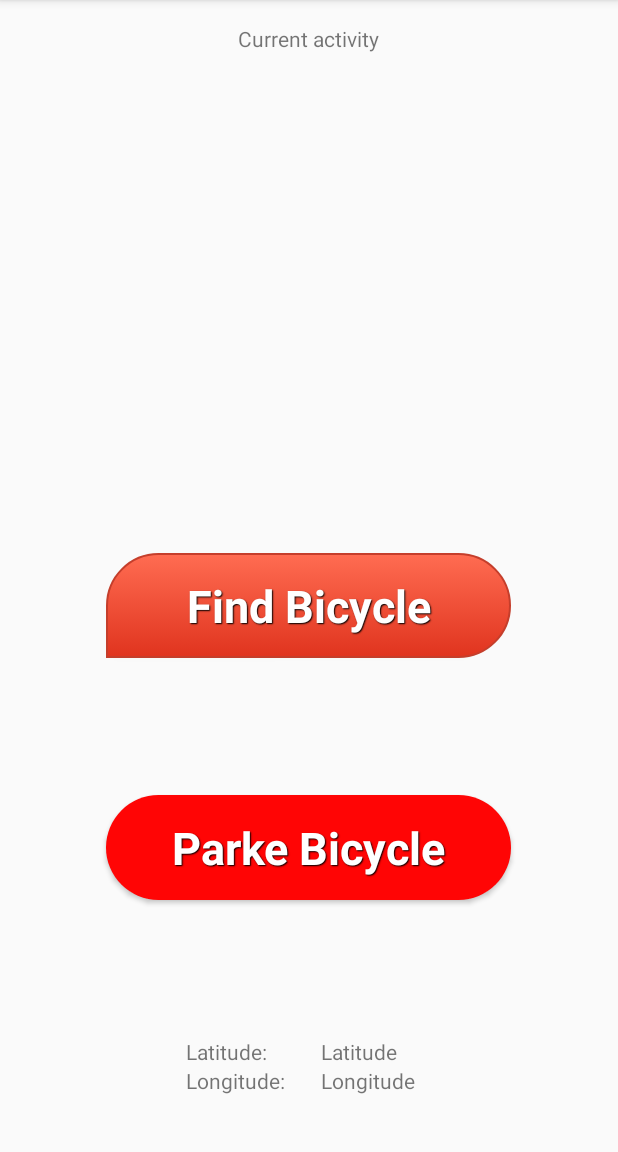
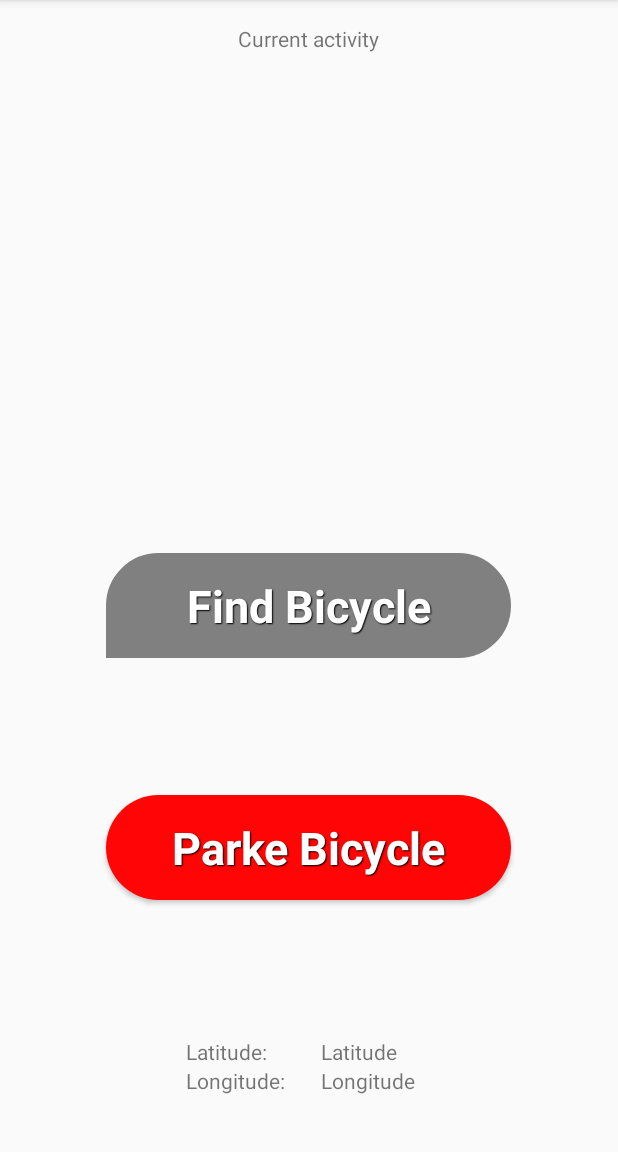
Before and after one commit to Graborg/FindMyBike, an Android app: the MainActivity screen opened directly, with no data from a screen before it, on a phone screen of 412 x 824 dp, the part 84-1236 px from its top. Run offline under Robolectric (Android 15) with nearby library versions, the phone set to English and light mode, and no system bars.

Commit message:
made the button unclickable when the position is not saved

```diff
--- a/app/src/main/java/com/example/findmybike/app/MainActivity.java
+++ b/app/src/main/java/com/example/findmybike/app/MainActivity.java
@@ -9,6 +9,7 @@ import android.os.Bundle;
 import android.util.Log;
 import android.view.MenuItem;
 import android.view.View;
+import android.widget.Button;
 import android.widget.TextView;
 import android.content.IntentFilter;
 
@@ -30,8 +31,13 @@ import android.content.BroadcastReceiver;
 
 public class MainActivity extends ActionBarActivity implements GooglePlayServicesClient.ConnectionCallbacks, GooglePlayServicesClient.OnConnectionFailedListener {
 
+    Boolean click = false;
+
     TextView lat;
     TextView lon;
+
+    Button b1;
+    Button b2;
 
     TextView activity;
 
@@ -44,10 +50,25 @@ public class MainActivity extends ActionBarActivity implements GooglePlayService
 
     private static final String TAG = "Main";
     private static LatLng BikePosition;
+
+
     @Override
     protected void onCreate(Bundle savedInstanceState) {
+
         super.onCreate(savedInstanceState);
         setContentView(R.layout.activity_main);
+
+        b1 = (Button)findViewById(R.id.b1);
+        b2 = (Button)findViewById(R.id.b2);
+
+        if(!click){
+            b2.setBackgroundResource(R.drawable.buttonnotclickableleft);
+            b2.setEnabled(false);
+        }else{
+            b2.setBackgroundResource(R.drawable.buttonleft);
+            b2.setEnabled(true);
+        }
+
 
 
         int resp =GooglePlayServicesUtil.isGooglePlayServicesAvailable(this);
@@ -74,6 +95,7 @@ public class MainActivity extends ActionBarActivity implements GooglePlayService
         activity = (TextView)findViewById(R.id.activity);
         lat = (TextView)findViewById(R.id.latitude);
         lon = (TextView)findViewById(R.id.longitude);
+
         Log.v(TAG, "Appen har startats");
     }
 
@@ -99,10 +121,15 @@ public class MainActivity extends ActionBarActivity implements GooglePlayService
     public void savePosition(View v){
 
        LocationHelper myLocationHelper = new LocationHelper(this, this);
+
+       b2.setBackgroundResource(R.drawable.buttonleft);
+       b2.setEnabled(true);
     }
 
 
+
     public void openMap(View v){
+
         setContentView(R.layout.map_view);
         map = ((MapFragment) getFragmentManager().findFragmentById(R.id.map))
                 .getMap();
@@ -114,6 +141,8 @@ public class MainActivity extends ActionBarActivity implements GooglePlayService
                         .fromResource(R.drawable.maplogo)));
         map.moveCamera(CameraUpdateFactory.newLatLngZoom(BikePosition, 15));
         map.animateCamera(CameraUpdateFactory.zoomTo(18), 2000, null);
+
+//
 
 
     }
--- /dev/null
+++ b/app/src/main/res/drawable-hdpi/buttonnotclickableleft.xml
@@ -0,0 +1,51 @@
+<?xml version="1.0" encoding="utf-8"?>
+<selector xmlns:android="http://schemas.android.com/apk/res/android" >
+    <item android:state_pressed="true" >
+        <shape android:shape="rectangle"  >
+            <corners
+                android:topLeftRadius="50dp"
+                android:topRightRadius="50dp"
+                android:bottomLeftRadius="0dp"
+                android:bottomRightRadius="50dp"
+                />/>
+            <stroke android:width="1dip" android:color="#c53e2b" />
+            <gradient  android:angle="-90"  android:startColor="#a11005" android:endColor="#d62608"  />
+            <size
+                android:width="270dp"
+                android:height="60dp"
+                />
+        </shape>
+    </item>
+    <item android:state_focused="true">
+        <shape android:shape="rectangle"  >
+            <corners
+                android:topLeftRadius="50dp"
+                android:topRightRadius="50dp"
+                android:bottomLeftRadius="0dp"
+                android:bottomRightRadius="50dp"
+                />/>
+            <stroke android:width="1dip" android:color="#c53e2b" />
+            <solid  android:color="#e0341e"/>
+            <size
+                android:width="270dp"
+                android:height="60dp"
+                />
+        </shape>
+    </item>
+    <item >
+        <shape android:shape="rectangle"  >
+            <corners
+                android:topLeftRadius="50dp"
+                android:topRightRadius="50dp"
+                android:bottomLeftRadius="0dp"
+                android:bottomRightRadius="50dp"
+                />/>
+            <stroke android:width="1dip" android:color="#808080" />
+            <gradient  android:angle="-90"  android:startColor="#808080" android:endColor="#808080" />
+            <size
+                android:width="270dp"
+                android:height="60dp"
+                />
+        </shape>
+    </item>
+</selector>
--- a/app/src/main/res/layout/activity_main.xml
+++ b/app/src/main/res/layout/activity_main.xml
@@ -78,7 +78,7 @@
         android:layout_alignLeft="@+id/b1"
         android:layout_alignStart="@+id/b1"
         android:layout_marginBottom="91dp"
-        android:onClick="openMap" />
+        android:onClick="openMap"/>
 
     <TextView
         android:layout_width="wrap_content"
--- a/app/src/main/res/values/styles.xml
+++ b/app/src/main/res/values/styles.xml
@@ -25,7 +25,7 @@
         <item name="android:shadowDx">1</item>
         <item name="android:shadowDy">1</item>
         <item name="android:shadowRadius">0.6</item>
-        <item name="android:background">@drawable/button1</item>
+        <item name="android:background">@drawable/buttonleft</item>
         <item name="android:padding">10dip</item>
     </style>
 
```
Also changed, not shown: app/src/main/res/drawable-hdpi/buttonleft.xml (renamed from app/src/main/res/drawable-hdpi/button1.xml), app/src/main/res/drawable-mdpi/buttonleft.xml (renamed from app/src/main/res/drawable-mdpi/button1.xml), app/src/main/res/drawable-xhdpi/buttonleft.xml (renamed from app/src/main/res/drawable-xhdpi/button1.xml), app/src/main/res/drawable-xxhdpi/buttonleft.xml (renamed from app/src/main/res/drawable-xxhdpi/button1.xml).
